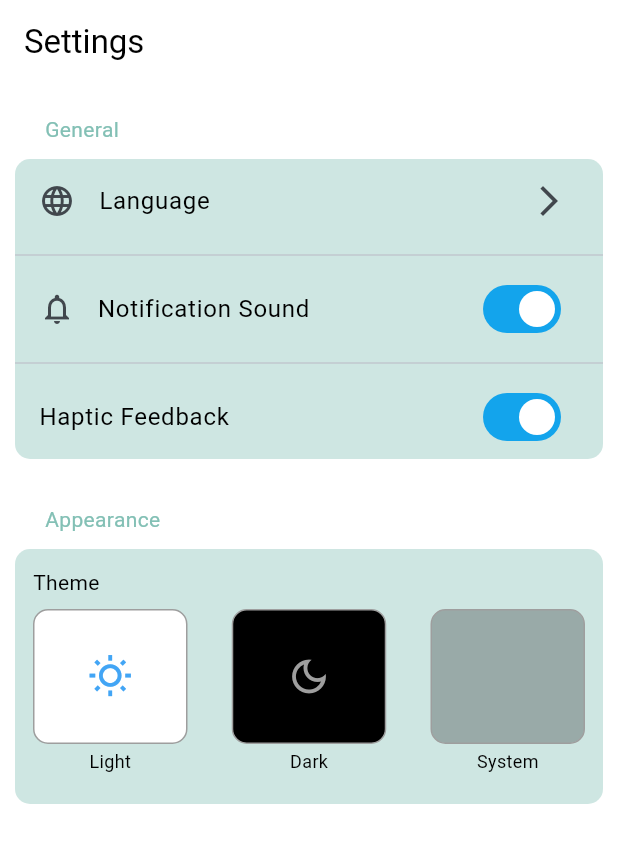
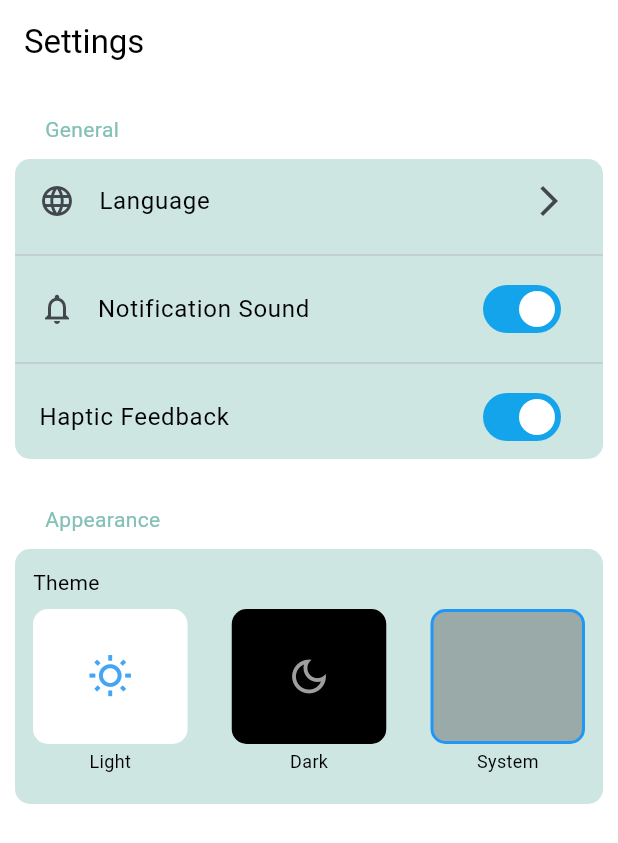
Before and after one commit to Emmanueljr07/memo-clip, a Flutter app: the SettingsScreen screen opened directly, after a tap on "System", on a phone screen of 412 x 824 dp. Shown: the top 843 px of the screen. Run offline on Flutter 3.47's test engine with Material 3 defaults, Android fonts, the light colour scheme and no system bars; our stand-ins replace awesome_notifications, better_native_video_player, flutter_riverpod, image_picker, internet_connection_checker, permission_handler and 3 more; missing offline and left inert: video_player_pip, video_thumbnail, workmanager; accounts and stored records are empty.

Commit message:
Worked on app theme

```diff
--- a/lib/main.dart
+++ b/lib/main.dart
@@ -5,6 +5,7 @@ import 'package:flutter_riverpod/flutter_riverpod.dart';
 import 'package:memo_clip/provider/theme_provider.dart';
 import 'package:memo_clip/services/notification_service.dart';
 import 'package:memo_clip/splash_screen.dart';
+import 'package:memo_clip/theme/theme.dart';
 import 'package:workmanager/workmanager.dart';
 
 @pragma('vm:entry-point')
@@ -73,12 +74,15 @@ class MyApp extends ConsumerWidget {
   // This widget is the root of your application.
   @override
   Widget build(BuildContext context, WidgetRef ref) {
-    final userTheme = ref.watch(themeProvider);
+    // final userTheme = ref.watch(themeProvider);
+    final userThemeMode = ref.watch(themeModeProvider);
 
     return MaterialApp(
       debugShowCheckedModeBanner: false,
       title: 'Memo-Clip',
-      theme: userTheme,
+      theme: lightMode,
+      darkTheme: darkMode,
+      themeMode: userThemeMode,
       navigatorKey: navigatorKey,
       home: const SplashScreen(),
     );
--- a/lib/provider/theme_provider.dart
+++ b/lib/provider/theme_provider.dart
@@ -1,9 +1,10 @@
 import 'package:flutter/material.dart';
 import 'package:flutter_riverpod/legacy.dart';
 import 'package:memo_clip/theme/theme.dart';
+import 'package:shared_preferences/shared_preferences.dart';
 
 class ThemeNotifier extends StateNotifier<ThemeData> {
-  ThemeNotifier() : super(ThemeData.light());
+  ThemeNotifier() : super(lightMode);
 
   void themeData(ThemeData themeData) {
     state = themeData;
@@ -18,6 +19,64 @@ class ThemeNotifier extends StateNotifier<ThemeData> {
   }
 }
 
+class ThemeModeNotifier extends StateNotifier<ThemeMode> {
+  ThemeModeNotifier() : super(ThemeMode.light) {
+    _init();
+  }
+
+  static const String _themeKey = 'themeMode';
+
+  // Initialize by loading saved theme
+  Future<void> _init() async {
+    await loadTheme();
+  }
+
+  Future<void> loadTheme() async {
+    final prefs = await SharedPreferences.getInstance();
+    final savedTheme = prefs.getString(_themeKey);
+
+    if (savedTheme != null) {
+      switch (savedTheme) {
+        case 'light':
+          state = ThemeMode.light;
+          break;
+        case 'dark':
+          state = ThemeMode.dark;
+          break;
+        case 'system':
+          state = ThemeMode.system;
+          break;
+        default:
+          state = ThemeMode.system;
+      }
+    }
+  }
+
+  Future<void> setThemeMode(String mode) async {
+    final prefs = await SharedPreferences.getInstance();
+    await prefs.setString(_themeKey, mode);
+
+    // Update state immediately
+    switch (mode) {
+      case 'light':
+        state = ThemeMode.light;
+        break;
+      case 'dark':
+        state = ThemeMode.dark;
+        break;
+      case 'system':
+        state = ThemeMode.system;
+        break;
+    }
+  }
+}
+
+final themeModeProvider = StateNotifierProvider<ThemeModeNotifier, ThemeMode>((
+  ref,
+) {
+  return ThemeModeNotifier();
+});
+
 final themeProvider = StateNotifierProvider<ThemeNotifier, ThemeData>((ref) {
   return ThemeNotifier();
 });
--- a/lib/screens/settings/settings.dart
+++ b/lib/screens/settings/settings.dart
@@ -1,7 +1,6 @@
 import 'package:flutter/material.dart';
 import 'package:flutter_riverpod/flutter_riverpod.dart';
 import 'package:memo_clip/provider/theme_provider.dart';
-import 'package:memo_clip/theme/theme.dart';
 
 class SettingsScreen extends ConsumerStatefulWidget {
   const SettingsScreen({super.key});
@@ -14,8 +13,8 @@ class _SettingsScreenState extends ConsumerState<SettingsScreen> {
   @override
   Widget build(BuildContext context) {
     final ColorScheme colorScheme = Theme.of(context).colorScheme;
-    final userTheme = ref.read(themeProvider.notifier);
-
+    final userThemeMode = ref.read(themeModeProvider.notifier);
+    final usermode = ref.watch(themeModeProvider);
     return Scaffold(
       appBar: AppBar(title: const Text('Settings')),
       body: SafeArea(
@@ -112,7 +111,8 @@ class _SettingsScreenState extends ConsumerState<SettingsScreen> {
                               // LIGHT THEME
                               GestureDetector(
                                 onTap: () {
-                                  userTheme.themeData(lightMode);
+                                  // userTheme.themeData(lightMode);
+                                  userThemeMode.setThemeMode("light");
                                 },
                                 child: Column(
                                   children: [
@@ -122,7 +122,12 @@ class _SettingsScreenState extends ConsumerState<SettingsScreen> {
                                       decoration: BoxDecoration(
                                         borderRadius: BorderRadius.circular(10),
                                         color: Colors.white,
-                                        border: Border.all(color: Colors.grey),
+                                        border: Border.all(
+                                          color: usermode == ThemeMode.light
+                                              ? Colors.blue
+                                              : Colors.transparent,
+                                          width: 2,
+                                        ),
                                       ),
                                       child: Center(
                                         child: Icon(
@@ -147,7 +152,8 @@ class _SettingsScreenState extends ConsumerState<SettingsScreen> {
                               // DARK THEME
                               GestureDetector(
                                 onTap: () {
-                                  userTheme.themeData(darkMode);
+                                  // userTheme.themeData(darkMode);
+                                  userThemeMode.setThemeMode("dark");
                                 },
                                 child: Column(
                                   children: [
@@ -158,8 +164,10 @@ class _SettingsScreenState extends ConsumerState<SettingsScreen> {
                                         borderRadius: BorderRadius.circular(10),
                                         color: Colors.black,
                                         border: Border.all(
-                                          color: Colors.grey,
-                                          width: 1,
+                                          color: usermode == ThemeMode.dark
+                                              ? Colors.blue
+                                              : Colors.transparent,
+                                          width: 2,
                                         ),
                                       ),
                                       child: Center(
@@ -185,11 +193,7 @@ class _SettingsScreenState extends ConsumerState<SettingsScreen> {
                               // SYSTEM THEME
                               GestureDetector(
                                 onTap: () {
-                                  if (ThemeMode.system == ThemeMode.dark) {
-                                    userTheme.themeData(darkMode);
-                                  } else {
-                                    userTheme.themeData(lightMode);
-                                  }
+                                  userThemeMode.setThemeMode("system");
                                 },
                                 child: Column(
                                   children: [
@@ -199,7 +203,12 @@ class _SettingsScreenState extends ConsumerState<SettingsScreen> {
                                       decoration: BoxDecoration(
                                         borderRadius: BorderRadius.circular(10),
                                         color: Colors.black26,
-                                        border: Border.all(color: Colors.grey),
+                                        border: Border.all(
+                                          color: usermode == ThemeMode.system
+                                              ? Colors.blue
+                                              : Colors.transparent,
+                                          width: 2,
+                                        ),
                                       ),
                                       child: Text(''),
                                     ),
--- a/pubspec.yaml
+++ b/pubspec.yaml
@@ -48,8 +48,8 @@ dependencies:
   permission_handler: ^12.0.1
   awesome_notifications: ^0.10.1
   better_native_video_player: ^0.4.2
-  flutter_background_service: ^5.1.0
   internet_connection_checker: ^3.0.1
+  shared_preferences: ^2.5.3
 
 dev_dependencies:
   flutter_test:
```
Also changed, not shown: lib/services/back_services.dart (deleted, +0 -83 lines), pubspec.lock, 1 other file.
